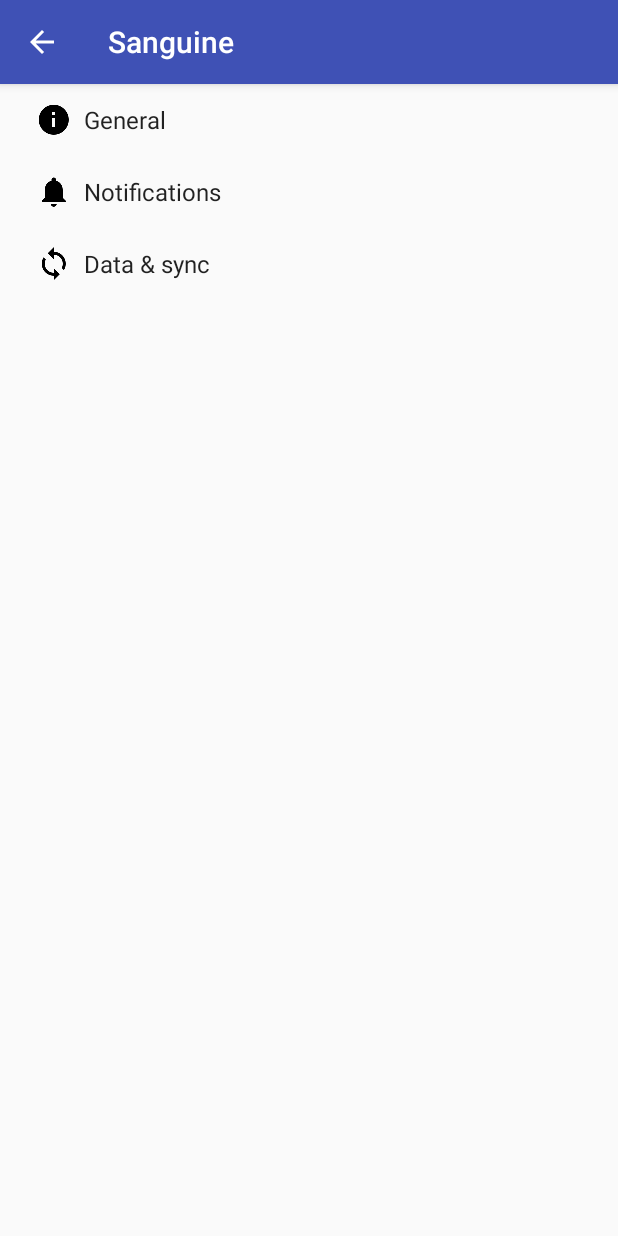
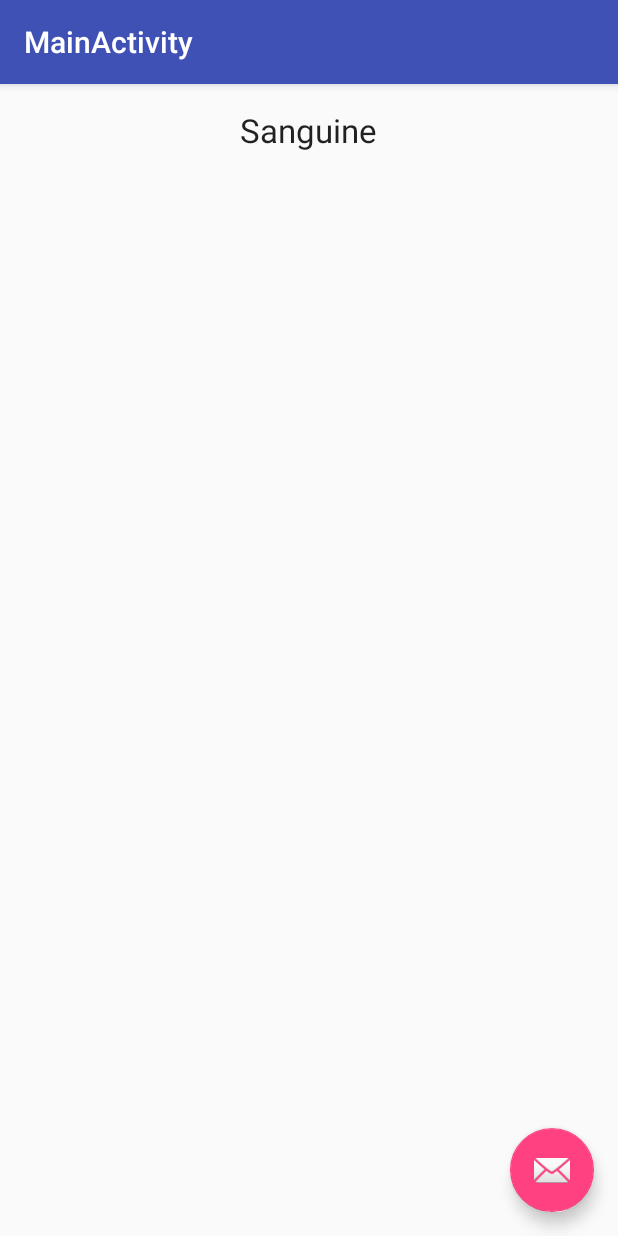
Before and after one commit to Deep-Sek/Sanguine-Android, an Android app: the screen it shows after launch (SettingsActivity before the commit, MainActivity after it), on a phone screen of 412 x 824 dp. Run offline under Robolectric (Android 15) with nearby library versions, the phone set to English and light mode, and no system bars.

Commit message:
Added Main and a Setting Activity

```diff
--- a/app/build.gradle
+++ b/app/build.gradle
@@ -24,4 +24,5 @@ dependencies {
     testCompile 'junit:junit:4.12'
     compile 'com.android.support:appcompat-v7:23.0.1'
     compile 'com.android.support:support-v4:23.0.1'
+    compile 'com.android.support:design:23.0.1'
 }
--- a/app/src/main/AndroidManifest.xml
+++ b/app/src/main/AndroidManifest.xml
@@ -11,6 +11,12 @@
         <activity
             android:name=".SettingsActivity"
             android:label="@string/app_name" >
+
+        </activity>
+        <activity
+            android:name=".MainActivity"
+            android:label="@string/title_activity_main"
+            android:theme="@style/AppTheme.NoActionBar" >
             <intent-filter>
                 <action android:name="android.intent.action.MAIN" />
 
@@ -18,5 +24,5 @@
             </intent-filter>
         </activity>
     </application>
-
+    <uses-permission android:name="android.permission.ACCESS_FINE_LOCATION" />
 </manifest>
--- /dev/null
+++ b/app/src/main/java/teamsanguine/sanguine/MainActivity.java
@@ -0,0 +1,29 @@
+package teamsanguine.sanguine;
+
+import android.os.Bundle;
+import android.support.design.widget.FloatingActionButton;
+import android.support.design.widget.Snackbar;
+import android.support.v7.app.AppCompatActivity;
+import android.support.v7.widget.Toolbar;
+import android.view.View;
+
+public class MainActivity extends AppCompatActivity {
+
+    @Override
+    protected void onCreate(Bundle savedInstanceState) {
+        super.onCreate(savedInstanceState);
+        setContentView(R.layout.activity_main);
+        Toolbar toolbar = (Toolbar) findViewById(R.id.toolbar);
+        setSupportActionBar(toolbar);
+
+        FloatingActionButton fab = (FloatingActionButton) findViewById(R.id.fab);
+        fab.setOnClickListener(new View.OnClickListener() {
+            @Override
+            public void onClick(View view) {
+                Snackbar.make(view, "Replace with your own action", Snackbar.LENGTH_LONG)
+                        .setAction("Action", null).show();
+            }
+        });
+    }
+
+}
--- /dev/null
+++ b/app/src/main/res/layout/activity_main.xml
@@ -0,0 +1,25 @@
+<?xml version="1.0" encoding="utf-8"?>
+<android.support.design.widget.CoordinatorLayout
+    xmlns:android="http://schemas.android.com/apk/res/android"
+    xmlns:app="http://schemas.android.com/apk/res-auto"
+    xmlns:tools="http://schemas.android.com/tools" android:layout_width="match_parent"
+    android:layout_height="match_parent" android:fitsSystemWindows="true"
+    tools:context="teamsanguine.sanguine.MainActivity">
+
+    <android.support.design.widget.AppBarLayout android:layout_height="wrap_content"
+        android:layout_width="match_parent" android:theme="@style/AppTheme.AppBarOverlay">
+
+        <android.support.v7.widget.Toolbar android:id="@+id/toolbar"
+            android:layout_width="match_parent" android:layout_height="?attr/actionBarSize"
+            android:background="?attr/colorPrimary" app:popupTheme="@style/AppTheme.PopupOverlay" />
+
+    </android.support.design.widget.AppBarLayout>
+
+    <include layout="@layout/content_main" />
+
+    <android.support.design.widget.FloatingActionButton android:id="@+id/fab"
+        android:layout_width="wrap_content" android:layout_height="wrap_content"
+        android:layout_gravity="bottom|end" android:layout_margin="@dimen/fab_margin"
+        android:src="@android:drawable/ic_dialog_email" />
+
+</android.support.design.widget.CoordinatorLayout>
--- /dev/null
+++ b/app/src/main/res/layout/content_main.xml
@@ -0,0 +1,22 @@
+<?xml version="1.0" encoding="utf-8"?>
+<RelativeLayout xmlns:android="http://schemas.android.com/apk/res/android"
+    xmlns:tools="http://schemas.android.com/tools"
+    xmlns:app="http://schemas.android.com/apk/res-auto" android:layout_width="match_parent"
+    android:layout_height="match_parent" android:paddingLeft="@dimen/activity_horizontal_margin"
+    android:paddingRight="@dimen/activity_horizontal_margin"
+    android:paddingTop="@dimen/activity_vertical_margin"
+    android:paddingBottom="@dimen/activity_vertical_margin"
+    app:layout_behavior="@string/appbar_scrolling_view_behavior"
+    tools:showIn="@layout/activity_main" tools:context="teamsanguine.sanguine.MainActivity">
+
+
+    <TextView
+        android:layout_width="wrap_content"
+        android:layout_height="wrap_content"
+        android:textAppearance="?android:attr/textAppearanceLarge"
+        android:text="Sanguine"
+        android:id="@+id/textView"
+        android:layout_alignParentTop="true"
+        android:layout_centerHorizontal="true" />
+
+</RelativeLayout>
--- /dev/null
+++ b/app/src/main/res/values-v21/styles.xml
@@ -0,0 +1,8 @@
+<resources>>
+    <style name="AppTheme.NoActionBar">
+        <item name="windowActionBar">false</item>
+        <item name="windowNoTitle">true</item>
+        <item name="android:windowDrawsSystemBarBackgrounds">true</item>
+        <item name="android:statusBarColor">@android:color/transparent</item>
+    </style>
+</resources>
--- /dev/null
+++ b/app/src/main/res/values-w820dp/dimens.xml
@@ -0,0 +1,6 @@
+<resources>
+    <!-- Example customization of dimensions originally defined in res/values/dimens.xml
+         (such as screen margins) for screens with more than 820dp of available width. This
+         would include 7" and 10" devices in landscape (~960dp and ~1280dp respectively). -->
+    <dimen name="activity_horizontal_margin">64dp</dimen>
+</resources>
--- /dev/null
+++ b/app/src/main/res/values/dimens.xml
@@ -0,0 +1,6 @@
+<resources>
+    <!-- Default screen margins, per the Android Design guidelines. -->
+    <dimen name="activity_horizontal_margin">16dp</dimen>
+    <dimen name="activity_vertical_margin">16dp</dimen>
+    <dimen name="fab_margin">16dp</dimen>
+</resources>
--- a/app/src/main/res/values/strings.xml
+++ b/app/src/main/res/values/strings.xml
@@ -58,4 +58,5 @@
     <string name="pref_ringtone_silent">Silent</string>
 
     <string name="pref_title_vibrate">Vibrate</string>
+    <string name="title_activity_main">MainActivity</string>
 </resources>
--- a/app/src/main/res/values/styles.xml
+++ b/app/src/main/res/values/styles.xml
@@ -7,5 +7,11 @@
         <item name="colorPrimaryDark">@color/colorPrimaryDark</item>
         <item name="colorAccent">@color/colorAccent</item>
     </style>
+    <style name="AppTheme.NoActionBar">
+        <item name="windowActionBar">false</item>
+        <item name="windowNoTitle">true</item>
+    </style>
+    <style name="AppTheme.AppBarOverlay" parent="ThemeOverlay.AppCompat.Dark.ActionBar" />
+    <style name="AppTheme.PopupOverlay" parent="ThemeOverlay.AppCompat.Light" />
 
 </resources>
```
Also changed, not shown: 1 other file.
